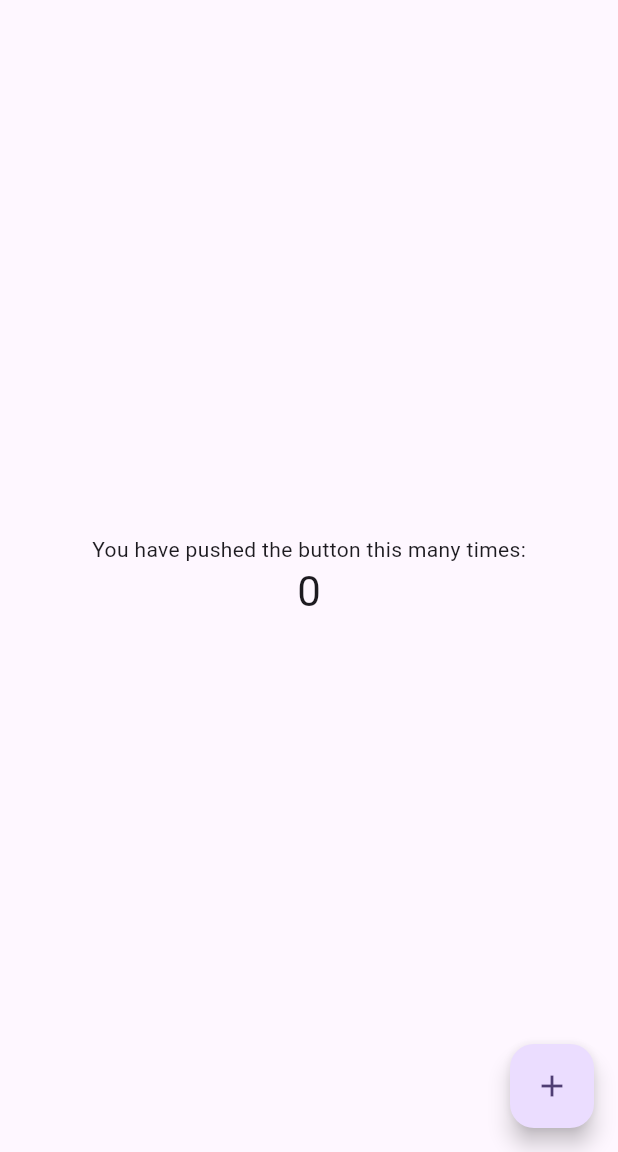
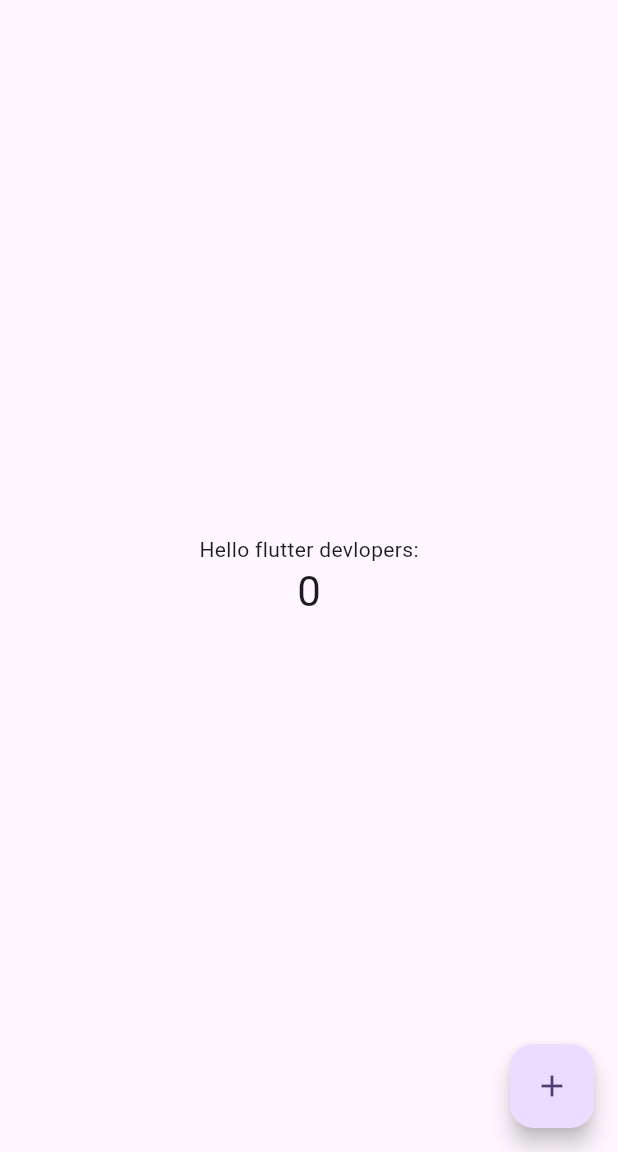
Before and after one commit to Icradle-Innovations-Ltd/my_-first_flutter_project, a Flutter app: the screen it shows after launch, on a phone screen of 412 x 824 dp, the part 84-1236 px from its top. Run offline on Flutter 3.47's test engine with Material 3 defaults, Android fonts, the phone set to English and light mode, and no system bars.

Commit message:
Update main.dart

```diff
--- a/food_delivery_app/lib/main.dart
+++ b/food_delivery_app/lib/main.dart
@@ -106,7 +106,7 @@ class _MyHomePageState extends State<MyHomePage> {
           mainAxisAlignment: MainAxisAlignment.center,
           children: <Widget>[
             const Text(
-              'You have pushed the button this many times:',
+              'Hello flutter devlopers:',
             ),
             Text(
               '$_counter',
```
